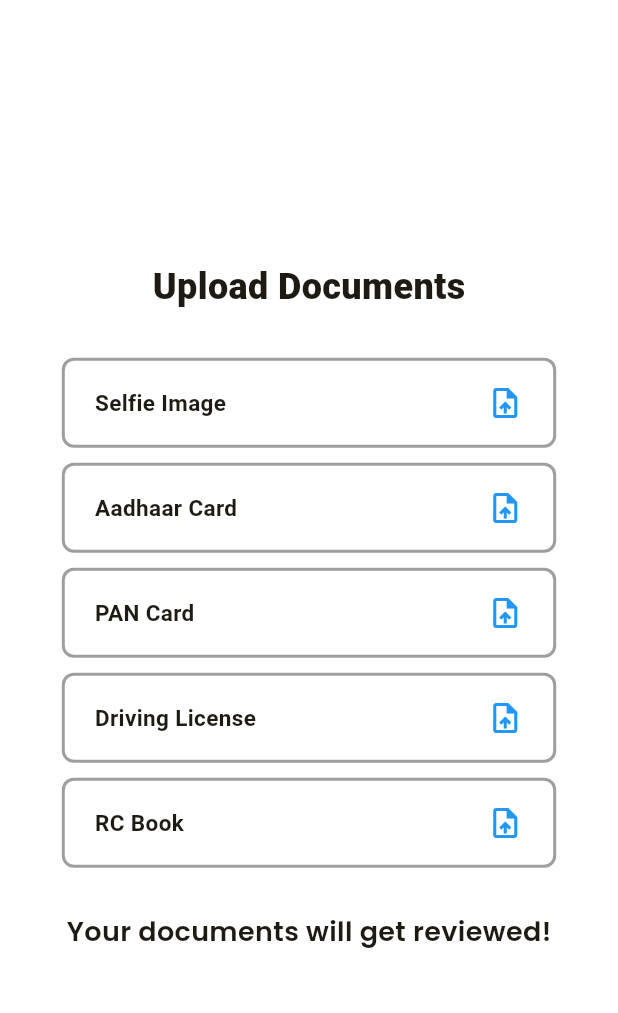
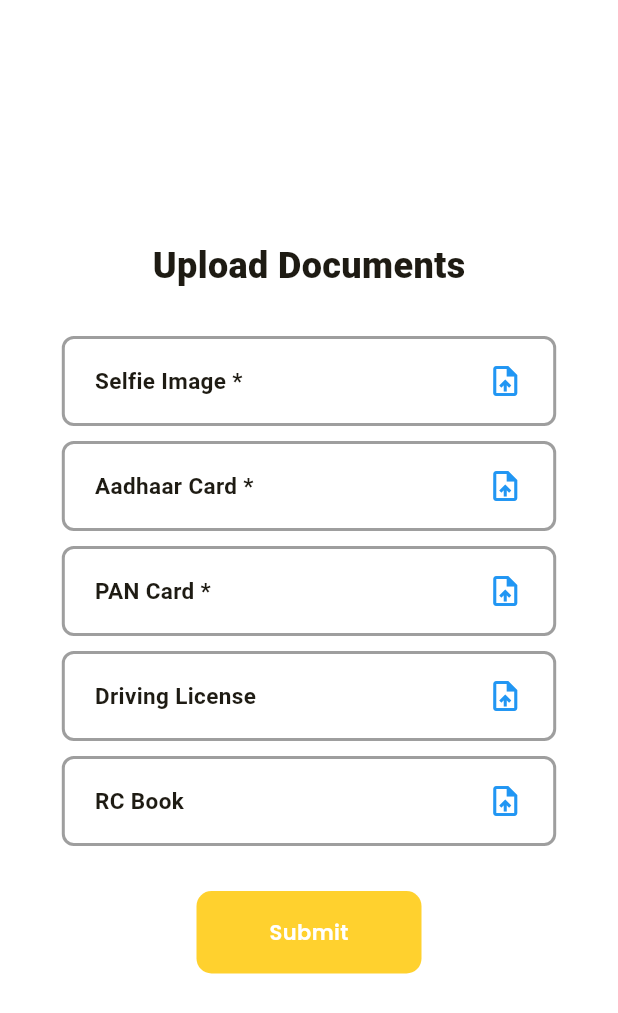
Before and after one commit to mrudulkolambe/instaport-rider, a Flutter app: the InReview screen opened directly, on a phone screen of 412 x 824 dp. Shown: the top 1013 px of the screen. Run offline on Flutter 3.47's test engine with Material 3 defaults, Android fonts, the phone set to English and light mode, and no system bars; our stand-ins replace file_picker, firebase_core, firebase_database, firebase_messaging, flutter_local_notifications, flutter_spinkit and 10 more; missing offline and left inert: background_location, flutter_inappwebview, flutter_polyline_points; accounts and stored records are empty; statements that could not run were skipped.

Commit message:
final_release

```diff
--- a/lib/controllers/user.dart
+++ b/lib/controllers/user.dart
@@ -5,6 +5,7 @@ class RiderController extends GetxController {
   Rider rider = Rider(
     id: "",
     fullname: "",
+    applied: false,
     verified: false,
     mobileno: "",
     token: "",
--- a/lib/models/rider_model.dart
+++ b/lib/models/rider_model.dart
@@ -77,6 +77,7 @@ class Rider {
   List<String>? orders;
   bool verified;
   bool? isDue;
+  bool applied;
 
   Rider({
     required this.id,
@@ -103,16 +104,19 @@ class Rider {
     this.referenceContact2,
     this.drivinglicense,
     this.rc_book,
+    required this.applied,
     this.orders,
     this.isDue,
   });
 
   factory Rider.fromJson(dynamic json) {
+    print("APPLIED ${json["applied"]}");
     final id = json['_id'] as String;
     final fullname = json['fullname'] as String;
     final mobileno = json['mobileno'] as String;
     final status = json['status'] as String;
     final token = json['token'] as String;
+    final applied = json["applied"] as bool;
     final verified = json["verified"] as bool;
     final approve = json['approve'] as bool;
     final isDue = json['isDue'] as bool;
@@ -167,6 +171,7 @@ class Rider {
       image: image,
       wallet_amount: wallet_amount,
       address: address,
+      applied: applied,
       aadharcard: aadharcard,
       pancard: pancard,
       accname: accHolder,
--- a/lib/screens/inreview.dart
+++ b/lib/screens/inreview.dart
@@ -27,11 +27,13 @@ class InReview extends StatefulWidget {
 class _InReviewState extends State<InReview> {
   var presscount = 0;
   final _storage = GetStorage();
+  List<Map<String, dynamic>> documents = [];
   String aadhaarStatus = "upload";
   String panStatus = "upload";
   String rcStatus = "upload";
   String drivingStatus = "upload";
   String imageStatus = "upload";
+  String buttonStatus = "submit";
   String aadhaarReason = "";
   String panReason = "";
   String rcReason = "";
@@ -45,14 +47,14 @@ class _InReviewState extends State<InReview> {
   bool isRCBookUploaded = false;
 
   String getStatus(type) {
-    var document = widget.documents.where((doc) {
+    var document = documents.where((doc) {
       return doc["type"] == type;
     });
     return document.first["status"] as String;
   }
 
   String getReason(type) {
-    var document = widget.documents.where((doc) {
+    var document = documents.where((doc) {
       return doc["type"] == type;
     });
     return document.first["reason"] as String;
@@ -60,6 +62,9 @@ class _InReviewState extends State<InReview> {
 
   @override
   void initState() {
+    setState(() {
+      documents = widget.documents;
+    });
     aadhaarStatus = getStatus("aadhaar");
     panStatus = getStatus("pan");
     rcStatus = getStatus("rc");
@@ -129,6 +134,20 @@ class _InReviewState extends State<InReview> {
   }
 
   final RiderController riderController = Get.put(RiderController());
+
+  void handleDocuments(key, data) {
+    setState(() {
+      documents = widget.documents.map((document) {
+        if (document.containsKey(key)) {
+          document = data;
+          return document;
+        } else {
+          return document;
+        }
+      }).toList();
+    });
+  }
+
   void handleSave(key, data) async {
     try {
       handleStates(key, "loading");
@@ -147,8 +166,13 @@ class _InReviewState extends State<InReview> {
         var data = await response.stream.bytesToString();
         var profileData = RiderDataResponse.fromJson(jsonDecode(data));
         riderController.updateRider(profileData.rider);
+        if (key == "applied") {
+          ToastManager.showToast("Documents submitted");
+          handleStates(key, "pending");
+        } else {
           ToastManager.showToast("$key updated");
           handleStates(key, "pending");
+        }
       } else {
         ToastManager.showToast(response.reasonPhrase!);
       }
@@ -159,19 +183,19 @@ class _InReviewState extends State<InReview> {
     setState(() {
       switch (key) {
         case "image":
-          imageStatus = "pending";
+          imageStatus = status;
           break;
         case "aadhar_number":
-          aadhaarStatus = "pending";
+          aadhaarStatus = status;
           break;
         case "pan_number":
-          panStatus = "pending";
+          panStatus = status;
           break;
         case "drivinglicense":
-          drivingStatus = "pending";
+          drivingStatus = status;
           break;
         case "rc_book":
-          rcStatus = "pending";
+          rcStatus = status;
           break;
         default:
       }
@@ -214,11 +238,14 @@ class _InReviewState extends State<InReview> {
                   onTap: () async {
                     if (imageStatus == "upload" || imageStatus == "reject") {
                       final data = await getImage("image/");
+                      if (data != null) {
                         handleSave("image", {
-                        "url": data!.media.url,
+                          "url": data.media.url,
                           "status": "pending",
                           "type": "image"
                         });
+                        handleStates("image", "pending");
+                      }
                     }
                   },
                   child: Container(
@@ -232,7 +259,7 @@ class _InReviewState extends State<InReview> {
                       mainAxisAlignment: MainAxisAlignment.spaceBetween,
                       children: [
                         const Text(
-                          "Selfie Image",
+                          "Selfie Image *",
                           style: TextStyle(
                             fontSize: 15,
                             fontWeight: FontWeight.w600,
@@ -254,7 +281,7 @@ class _InReviewState extends State<InReview> {
                           const Icon(
                             Icons.timer_outlined,
                             size: 24,
-                            color: Colors.blue,
+                            color: Colors.amber,
                           ),
                         if (imageStatus == "reject")
                           const Icon(
@@ -290,11 +317,13 @@ class _InReviewState extends State<InReview> {
                     if (aadhaarStatus == "upload" ||
                         aadhaarStatus == "reject") {
                       final data = await getImage("aadhaar/");
+                      if (data != null) {
                         handleSave("aadhar_number", {
-                        "url": data!.media.url,
+                          "url": data.media.url,
                           "status": "pending",
                           "type": "aadhaar"
                         });
+                      }
                     }
                   },
                   child: Container(
@@ -308,7 +337,7 @@ class _InReviewState extends State<InReview> {
                       mainAxisAlignment: MainAxisAlignment.spaceBetween,
                       children: [
                         const Text(
-                          "Aadhaar Card",
+                          "Aadhaar Card *",
                           style: TextStyle(
                             fontSize: 15,
                             fontWeight: FontWeight.w600,
@@ -330,7 +359,7 @@ class _InReviewState extends State<InReview> {
                           const Icon(
                             Icons.timer_outlined,
                             size: 24,
-                            color: Colors.blue,
+                            color: Colors.amber,
                           ),
                         if (aadhaarStatus == "reject")
                           const Icon(
@@ -365,11 +394,13 @@ class _InReviewState extends State<InReview> {
                   onTap: () async {
                     if (panStatus == "upload" || panStatus == "reject") {
                       final data = await getImage("pan/");
+                      if (data != null) {
                         handleSave("pan_number", {
-                        "url": data!.media.url,
+                          "url": data.media.url,
                           "status": "pending",
                           "type": "pan"
                         });
+                      }
                     }
                   },
                   child: Container(
@@ -383,7 +414,7 @@ class _InReviewState extends State<InReview> {
                       mainAxisAlignment: MainAxisAlignment.spaceBetween,
                       children: [
                         const Text(
-                          "PAN Card",
+                          "PAN Card *",
                           style: TextStyle(
                             fontSize: 15,
                             fontWeight: FontWeight.w600,
@@ -405,7 +436,7 @@ class _InReviewState extends State<InReview> {
                           const Icon(
                             Icons.timer_outlined,
                             size: 24,
-                            color: Colors.blue,
+                            color: Colors.amber,
                           ),
                         if (panStatus == "reject")
                           const Icon(
@@ -441,11 +472,13 @@ class _InReviewState extends State<InReview> {
                     if (drivingStatus == "upload" ||
                         drivingStatus == "reject") {
                       final data = await getImage("drivingLicense/");
+                      if (data != null) {
                         handleSave("drivinglicense", {
-                        "url": data!.media.url,
+                          "url": data.media.url,
                           "status": "pending",
                           "type": "drivinglicense"
                         });
+                      }
                     }
                   },
                   child: Container(
@@ -481,7 +514,7 @@ class _InReviewState extends State<InReview> {
                           const Icon(
                             Icons.timer_outlined,
                             size: 24,
-                            color: Colors.blue,
+                            color: Colors.amber,
                           ),
                         if (drivingStatus == "reject")
                           const Icon(
@@ -516,11 +549,13 @@ class _InReviewState extends State<InReview> {
                   onTap: () async {
                     if (rcStatus == "upload" || rcStatus == "reject") {
                       final data = await getImage("rc/");
+                      if (data != null) {
                         handleSave("rc_book", {
-                        "url": data!.media.url,
+                          "url": data.media.url,
                           "status": "pending",
                           "type": "rc"
                         });
+                      }
                     }
                   },
                   child: Container(
@@ -556,7 +591,7 @@ class _InReviewState extends State<InReview> {
                           const Icon(
                             Icons.timer_outlined,
                             size: 24,
-                            color: Colors.blue,
+                            color: Colors.amber,
                           ),
                         if (rcStatus == "reject")
                           const Icon(
@@ -587,11 +622,43 @@ class _InReviewState extends State<InReview> {
                 const SizedBox(
                   height: 30,
                 ),
+                if (riderController.rider.applied)
                   Text(
-                  "Your documents will get reviewed!",
+                    "Your documents are being reviewed!",
                     style: GoogleFonts.poppins(
                       fontSize: 18,
                       fontWeight: FontWeight.w600,
+                    ),
+                  ),
+                if (!riderController.rider.applied)
+                  GestureDetector(
+                    onTap: () {
+                      if (aadhaarStatus != "reject" &&
+                          aadhaarStatus != "upload" &&
+                          panStatus != "reject" &&
+                          panStatus != "upload" &&
+                          imageStatus != "reject" &&
+                          imageStatus != "upload") {
+                        handleSave("applied", true);
+                      } else {
+                        ToastManager.showToast(
+                            "Submit all the required documents");
+                      }
+                    },
+                    child: Container(
+                      height: 55,
+                      width: 150,
+                      decoration: BoxDecoration(
+                        borderRadius: BorderRadius.circular(10),
+                        color: accentColor,
+                      ),
+                      child: Center(
+                        child: Text(
+                          "Submit",
+                          style: GoogleFonts.poppins(
+                              color: Colors.white, fontWeight: FontWeight.w600),
+                        ),
+                      ),
                     ),
                   ),
                 const SizedBox(
```
Also changed, not shown: lib/main.dart (+11 -5 lines). Lines whose indentation alone changed are shown as unchanged.
